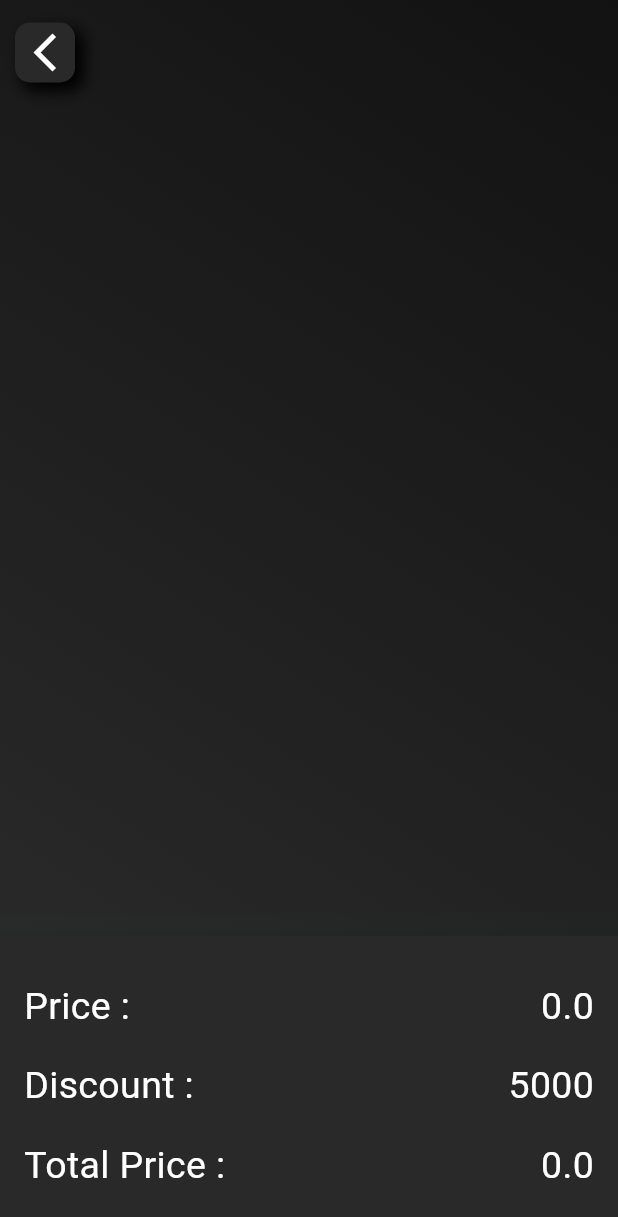
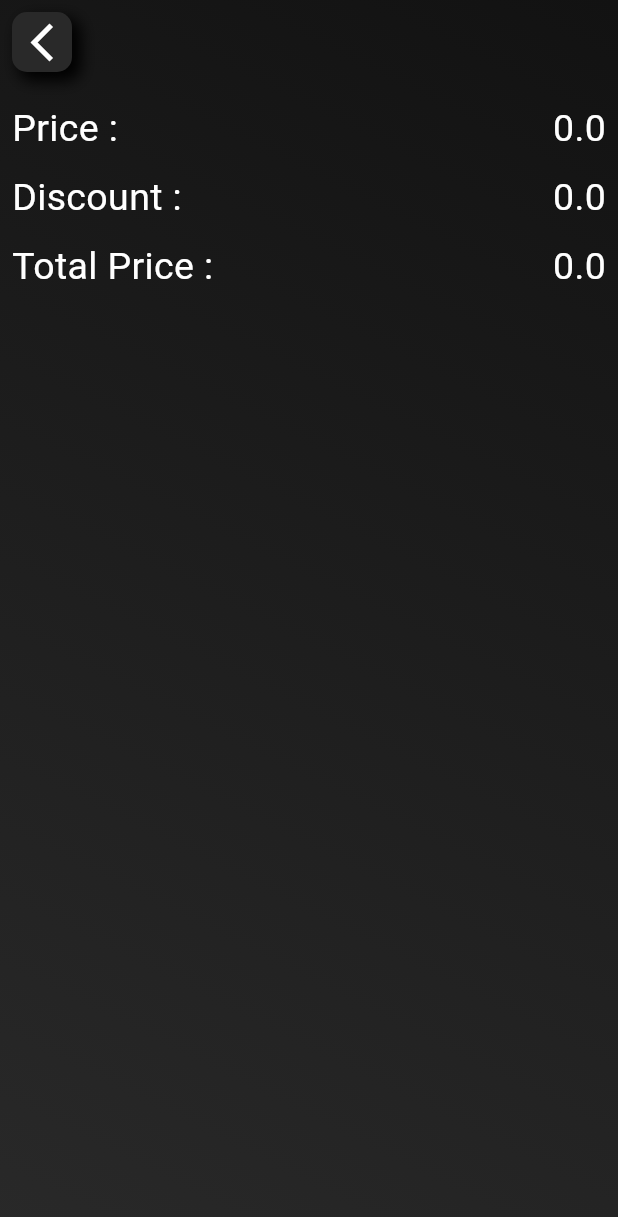
Before and after one commit to Sahilk0809/ecommerce_application, a Flutter app: the first screen one second after launch, on a phone screen of 412 x 824 dp. Shown: the top 1217 px of the screen. Run offline on Flutter 3.47's test engine with Material 3 defaults, Android fonts, the phone set to English and light mode, and no system bars.

Commit message:
23-04-2024

```diff
--- /dev/null
+++ b/lib/checkOutScreen/check_out.dart
@@ -0,0 +1,129 @@
+import 'package:ecommerce_application/home/component/colors/color.dart';
+import 'package:flutter/material.dart';
+import '../screens/detailScreen/detail_screen.dart';
+
+class CheckOutScreen extends StatefulWidget {
+  const CheckOutScreen({super.key});
+
+  @override
+  State<CheckOutScreen> createState() => _CheckOutScreenState();
+}
+
+class _CheckOutScreenState extends State<CheckOutScreen> {
+  @override
+  Widget build(BuildContext context) {
+    return SafeArea(child: Scaffold(
+      body: Container(
+        height: double.infinity,
+        width: double.infinity,
+        decoration: BoxDecoration(
+          gradient: LinearGradient(
+            colors: [
+              colorBlack1,
+              colorBlack2,
+            ],
+            begin: Alignment.topRight,
+            end: Alignment.bottomLeft,
+          ),
+        ),
+        child: Padding(
+          padding: const EdgeInsets.all(8.0),
+          child: Column(
+            children: [
+              Row(
+                children: [
+                  GestureDetector(
+                    onTap: () {
+                      Navigator.of(context).pop();
+                    },
+                    child: Container(
+                      height: 40,
+                      width: 40,
+                      decoration: BoxDecoration(
+                        borderRadius: BorderRadius.circular(10),
+                        color: colorBlack2,
+                        boxShadow: const [
+                          BoxShadow(
+                            color: Colors.black,
+                            offset: Offset(5, 5),
+                            spreadRadius: 1,
+                            blurRadius: 8,
+                          ),
+                        ],
+                      ),
+                      child: const Icon(
+                        Icons.arrow_back_ios_new,
+                        color: Colors.white,
+                        size: 30,
+                      ),
+                    ),
+                  ),
+                ],
+              ),
+              const SizedBox(height: 20),
+              Row(
+                mainAxisAlignment: MainAxisAlignment.spaceBetween,
+                children: [
+                  const Text(
+                    'Price : ',
+                    style: TextStyle(
+                      color: Colors.white,
+                      fontSize: 25,
+                    ),
+                  ),
+                  Text(
+                    '$amount',
+                    style: const TextStyle(
+                      color: Colors.white,
+                      fontSize: 25,
+                    ),
+                  ),
+                ],
+              ),
+              const SizedBox(height: 10),
+              Row(
+                mainAxisAlignment: MainAxisAlignment.spaceBetween,
+                children: [
+                  const Text(
+                    'Discount : ',
+                    style: TextStyle(
+                      color: Colors.white,
+                      fontSize: 25,
+                    ),
+                  ),
+                  Text(
+                    (amount>0)?'3000':'0.0',
+                    style: const TextStyle(
+                      color: Colors.white,
+                      fontSize: 25,
+                    ),
+                  ),
+                ],
+              ),
+              const SizedBox(height: 10),
+              Row(
+                mainAxisAlignment: MainAxisAlignment.spaceBetween,
+                children: [
+                  const Text(
+                    'Total Price : ',
+                    style: TextStyle(
+                      color: Colors.white,
+                      fontSize: 25,
+                    ),
+                  ),
+                  Text(
+                    (amount > 0) ? '${amount - 3000}' : '0.0',
+                    style: const TextStyle(
+                      color: Colors.white,
+                      fontSize: 25,
+                    ),
+                  ),
+                ],
+              ),
+            ],
+          ),
+        ),
+      ),
+    ));
+  }
+}
--- a/lib/main.dart
+++ b/lib/main.dart
@@ -1,7 +1,9 @@
+import 'package:ecommerce_application/checkOutScreen/check_out.dart';
+import 'package:ecommerce_application/screens/cartScreen/cart.dart';
+import 'package:ecommerce_application/screens/detailScreen/detail_screen.dart';
+import 'package:ecommerce_application/screens/homeScreen/homeScreen.dart';
+import 'package:ecommerce_application/screens/splashScreen/splashScreen.dart';
 import 'package:flutter/material.dart';
-import 'cart.dart';
-import 'detail_screen.dart';
-import 'homeScreen.dart';
 
 void main(){
   runApp(const MyApp());
@@ -13,12 +15,15 @@ class MyApp extends StatelessWidget {
   Widget build(BuildContext context) {
     return MaterialApp(
       debugShowCheckedModeBanner: false,
-         initialRoute: '/cart',
+      initialRoute: '/check',
       routes: {
-         '/':(context) => HomeScreen(),
-         '/detail' : (context) => DetailScreen(),
+        '/': (context) => SplashScreen(),
+        '/home':(context) => HomeScreen(),
+        '/detail' : (context) => DetailScreen(),
         '/cart' : (context) => CartScreen(),
-       },
+        '/check': (context) => CheckOutScreen(),
+      },
+
     );
   }
 }
--- a/lib/cart.dart
+++ b/lib/screens/cartScreen/cart.dart
@@ -1,8 +1,8 @@
 import 'package:ecommerce_application/utils/list.dart';
 import 'package:flutter/Material.dart';
 import 'package:flutter/material.dart';
-import 'detail_screen.dart';
-import 'home/component/colors/color.dart';
+import '../../home/component/colors/color.dart';
+import '../detailScreen/detail_screen.dart';
 
 class CartScreen extends StatefulWidget {
   const CartScreen({super.key});
@@ -16,10 +16,13 @@ class _CartScreenState extends State<CartScreen> {
   Widget build(BuildContext context) {
     return SafeArea(
       child: Scaffold(
-        bottomNavigationBar: BottomAppBar(
+        bottomNavigationBar: GestureDetector(
+          onTap: () {
+            Navigator.of(context).pushNamed('/check');
+          },
+          child: BottomAppBar(
             elevation: 50,
-          shadowColor: Colors.cyan,
-          height: 200,
+            height: 80,
             color: colorBlack2,
             child: Container(
               alignment: Alignment.center,
@@ -28,67 +31,7 @@ class _CartScreenState extends State<CartScreen> {
               decoration: BoxDecoration(
                 borderRadius: BorderRadius.circular(10),
               ),
-            child: Column(
-              mainAxisAlignment: MainAxisAlignment.spaceEvenly,
-              children: [
-                Row(
-                  mainAxisAlignment: MainAxisAlignment.spaceBetween,
-                  children: [
-                    const Text(
-                      'Price : ',
-                      style: TextStyle(
-                        color: Colors.white,
-                        fontSize: 25,
-                      ),
-                    ),
-                    Text(
-                      '$amount',
-                      style: const TextStyle(
-                        color: Colors.white,
-                        fontSize: 25,
-                      ),
-                    ),
-                  ],
-                ),
-                const Row(
-                  mainAxisAlignment: MainAxisAlignment.spaceBetween,
-                  children: [
-                    Text(
-                      'Discount : ',
-                      style: TextStyle(
-                        color: Colors.white,
-                        fontSize: 25,
-                      ),
-                    ),
-                    Text(
-                      '5000',
-                      style: TextStyle(
-                        color: Colors.white,
-                        fontSize: 25,
-                      ),
-                    ),
-                  ],
-                ),
-                Row(
-                  mainAxisAlignment: MainAxisAlignment.spaceBetween,
-                  children: [
-                    const Text(
-                      'Total Price : ',
-                      style: TextStyle(
-                        color: Colors.white,
-                        fontSize: 25,
-                      ),
-                    ),
-                    Text(
-                      (amount > 0) ? '${amount - 5000}' : '0.0',
-                      style: const TextStyle(
-                        color: Colors.white,
-                        fontSize: 25,
-                      ),
-                    ),
-                  ],
-                ),
-              ],
+              child: Text('Checkout', style: TextStyle(color: Colors.white, fontSize: 25),),
             ),
           ),
         ),
```
Also changed, not shown: lib/screens/detailScreen/detail_screen.dart (renamed from lib/detail_screen.dart, +18 -3 lines), lib/screens/homeScreen/homeScreen.dart (renamed from lib/homeScreen.dart, +38 -8 lines), lib/screens/splashScreen/splashScreen.dart (added, +54 -0 lines), lib/utils/list.dart (+12 -12 lines), assets/mobileImg/phone4.png. Lines whose indentation alone changed are shown as unchanged.
